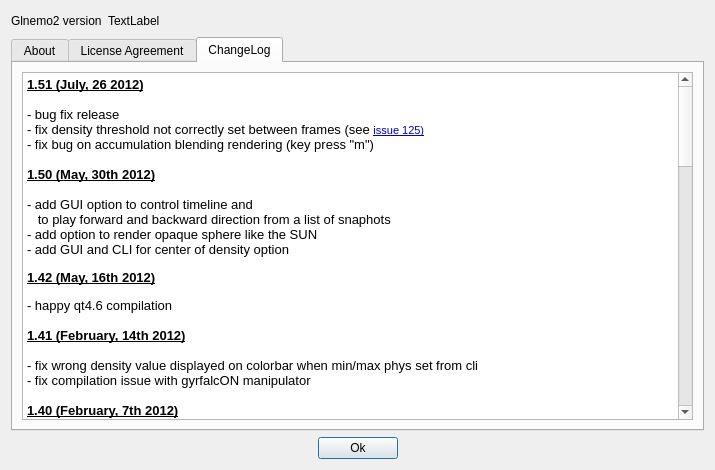
Before: the Qt Designer form src/formabout.ui in jcldc/glnemo2, drawn with Qt 5.
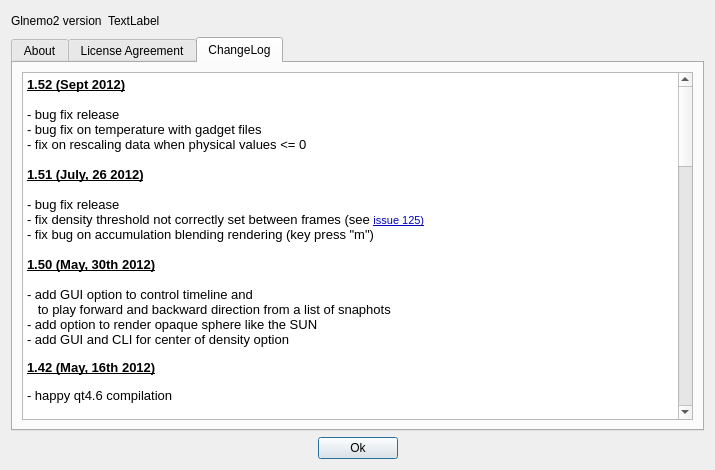
After: the same form once the commit is applied. Icons and pictures are not drawn.

Diff of the .ui file:
```diff
--- a/src/formabout.ui
+++ b/src/formabout.ui
@@ -1027,6 +1027,12 @@
 &lt;table border=&quot;0&quot; style=&quot;-qt-table-type: root; margin-top:4px; margin-bottom:4px; margin-left:4px; margin-right:4px;&quot;&gt;
 &lt;tr&gt;
 &lt;td style=&quot;border: none;&quot;&gt;
+&lt;p style=&quot; margin-top:0px; margin-bottom:0px; margin-left:0px; margin-right:0px; -qt-block-indent:0; text-indent:0px;&quot;&gt;&lt;span style=&quot; font-size:10pt; font-weight:600; text-decoration: underline;&quot;&gt;1.52 (Sept 2012)&lt;/span&gt;&lt;/p&gt;
+&lt;p style=&quot;-qt-paragraph-type:empty; margin-top:0px; margin-bottom:0px; margin-left:0px; margin-right:0px; -qt-block-indent:0; text-indent:0px; font-size:10pt; font-weight:600; text-decoration: underline;&quot;&gt;&lt;br /&gt;&lt;/p&gt;
+&lt;p style=&quot; margin-top:0px; margin-bottom:0px; margin-left:0px; margin-right:0px; -qt-block-indent:0; text-indent:0px;&quot;&gt;&lt;span style=&quot; font-size:10pt;&quot;&gt;- bug fix release&lt;/span&gt;&lt;/p&gt;
+&lt;p style=&quot; margin-top:0px; margin-bottom:0px; margin-left:0px; margin-right:0px; -qt-block-indent:0; text-indent:0px;&quot;&gt;&lt;span style=&quot; font-size:10pt;&quot;&gt;- bug fix on temperature with gadget files&lt;/span&gt;&lt;/p&gt;
+&lt;p style=&quot; margin-top:0px; margin-bottom:0px; margin-left:0px; margin-right:0px; -qt-block-indent:0; text-indent:0px;&quot;&gt;&lt;span style=&quot; font-size:10pt;&quot;&gt;- fix on rescaling data when physical values &amp;lt;= 0&lt;/span&gt;&lt;/p&gt;
+&lt;p style=&quot;-qt-paragraph-type:empty; margin-top:0px; margin-bottom:0px; margin-left:0px; margin-right:0px; -qt-block-indent:0; text-indent:0px; font-size:10pt; font-weight:600; text-decoration: underline;&quot;&gt;&lt;br /&gt;&lt;/p&gt;
 &lt;p style=&quot; margin-top:0px; margin-bottom:0px; margin-left:0px; margin-right:0px; -qt-block-indent:0; text-indent:0px;&quot;&gt;&lt;span style=&quot; font-size:10pt; font-weight:600; text-decoration: underline;&quot;&gt;1.51 (July, 26 2012)&lt;/span&gt;&lt;/p&gt;
 &lt;p style=&quot;-qt-paragraph-type:empty; margin-top:0px; margin-bottom:0px; margin-left:0px; margin-right:0px; -qt-block-indent:0; text-indent:0px; font-size:10pt; font-weight:600; text-decoration: underline;&quot;&gt;&lt;br /&gt;&lt;/p&gt;
 &lt;p style=&quot; margin-top:0px; margin-bottom:0px; margin-left:0px; margin-right:0px; -qt-block-indent:0; text-indent:0px;&quot;&gt;&lt;span style=&quot; font-size:10pt;&quot;&gt;- bug fix release&lt;/span&gt;&lt;/p&gt;
```
